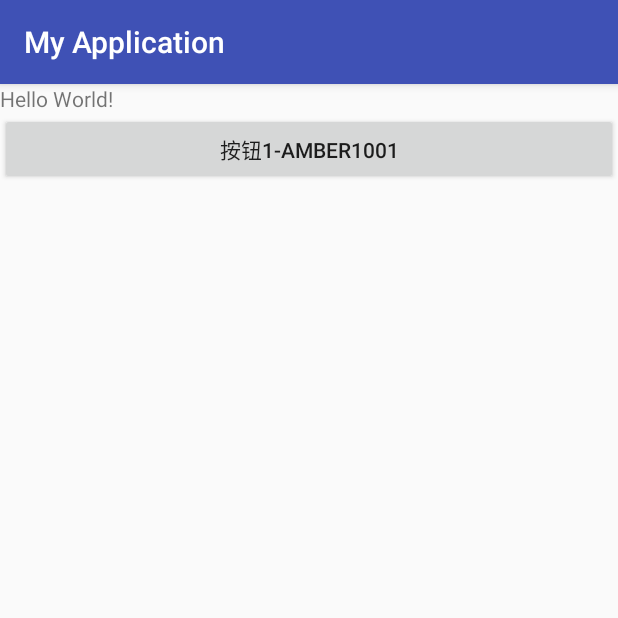
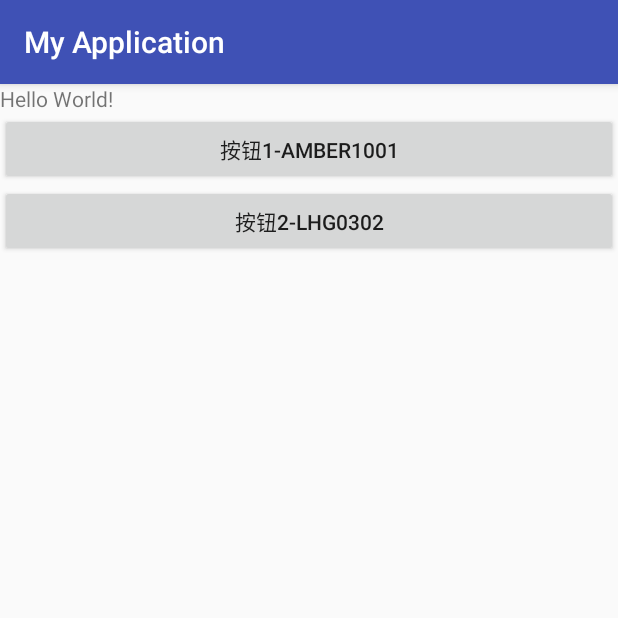
Before and after one commit to amber1001/myapplication, an Android app: the screen it shows after launch (MainActivity), on a phone screen of 412 x 824 dp, the top half of it. Run offline under Robolectric (Android 15) with nearby library versions, the phone set to English and light mode, and no system bars.

Commit message:
lhg0302:第2次提交

```diff
--- a/app/src/main/res/layout/activity_main.xml
+++ b/app/src/main/res/layout/activity_main.xml
@@ -17,10 +17,15 @@
         app:layout_constraintTop_toTopOf="parent" />
 
     <Button
+    android:layout_width="match_parent"
+    android:layout_height="wrap_content"
+    android:id="@+id/btn1"
+    android:text="按钮1-amber1001"/>
+    <Button
         android:layout_width="match_parent"
         android:layout_height="wrap_content"
-        android:id="@+id/btn1"
-        android:text="按钮1-amber1001"/>
+        android:id="@+id/btn2"
+        android:text="按钮2-lhg0302"/>
 
 
 </LinearLayout>
```
